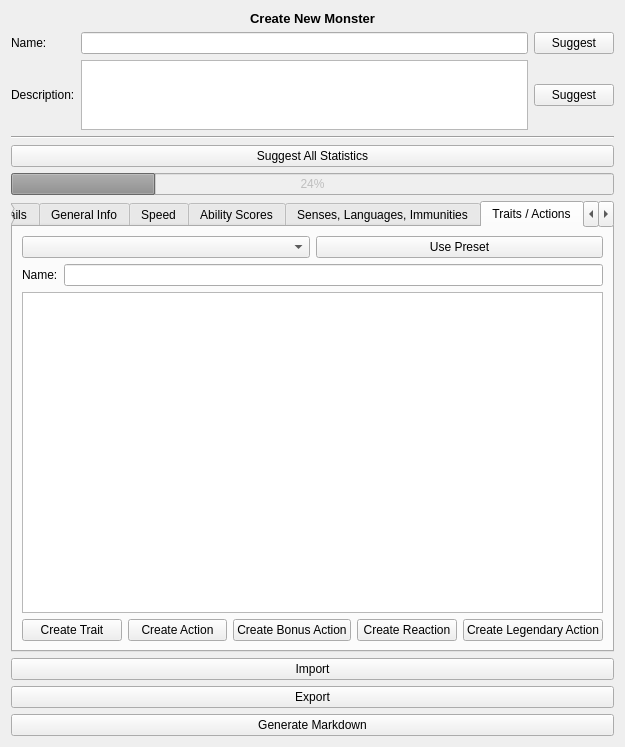
The window that monster_forge/gui/view/qt_designer/create_monster_view.ui (Zhendryk/monster_maker) describes before a commit, drawn with Qt 5.
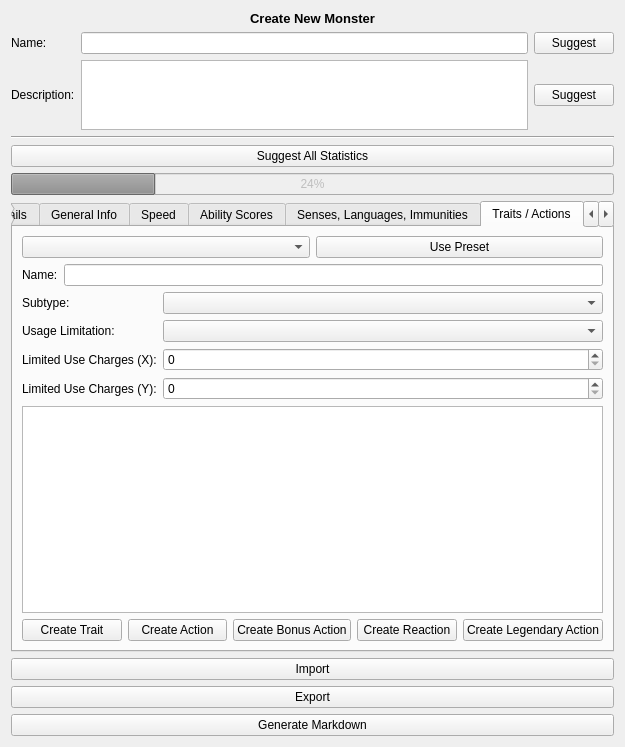
The same window after the commit. The open tabs and pages were chosen to show the change.

The edit to the form file:
```diff
--- a/monster_forge/gui/view/qt_designer/create_monster_view.ui
+++ b/monster_forge/gui/view/qt_designer/create_monster_view.ui
@@ -891,6 +891,65 @@
          </item>
         </layout>
        </item>
+       <item>
+        <layout class="QGridLayout" name="gl_action_subtraits">
+         <property name="sizeConstraint">
+          <enum>QLayout::SetDefaultConstraint</enum>
+         </property>
+         <property name="topMargin">
+          <number>0</number>
+         </property>
+         <property name="bottomMargin">
+          <number>0</number>
+         </property>
+         <item row="0" column="0">
+          <widget class="QLabel" name="_lbl_action_subtype">
+           <property name="maximumSize">
+            <size>
+             <width>100</width>
+             <height>16777215</height>
+            </size>
+           </property>
+           <property name="text">
+            <string>Subtype:</string>
+           </property>
+          </widget>
+         </item>
+         <item row="2" column="0">
+          <widget class="QLabel" name="_lbl_use_charges_x">
+           <property name="text">
+            <string>Limited Use Charges (X):</string>
+           </property>
+          </widget>
+         </item>
+         <item row="1" column="1">
+          <widget class="QComboBox" name="cb_action_use_limitation"/>
+         </item>
+         <item row="1" column="0">
+          <widget class="QLabel" name="_lbl_use_limitation">
+           <property name="text">
+            <string>Usage Limitation:</string>
+           </property>
+          </widget>
+         </item>
+         <item row="2" column="1">
+          <widget class="QSpinBox" name="spinbox_use_charges_x"/>
+         </item>
+         <item row="0" column="1">
+          <widget class="QComboBox" name="cb_action_subtype"/>
+         </item>
+         <item row="3" column="0">
+          <widget class="QLabel" name="_lbl_use_charges_y">
+           <property name="text">
+            <string>Limited Use Charges (Y):</string>
+           </property>
+          </widget>
+         </item>
+         <item row="3" column="1">
+          <widget class="QSpinBox" name="spinbox_use_charges_y"/>
+         </item>
+        </layout>
+       </item>
        <item>
         <widget class="QTextEdit" name="textedit_action_description"/>
        </item>
```
